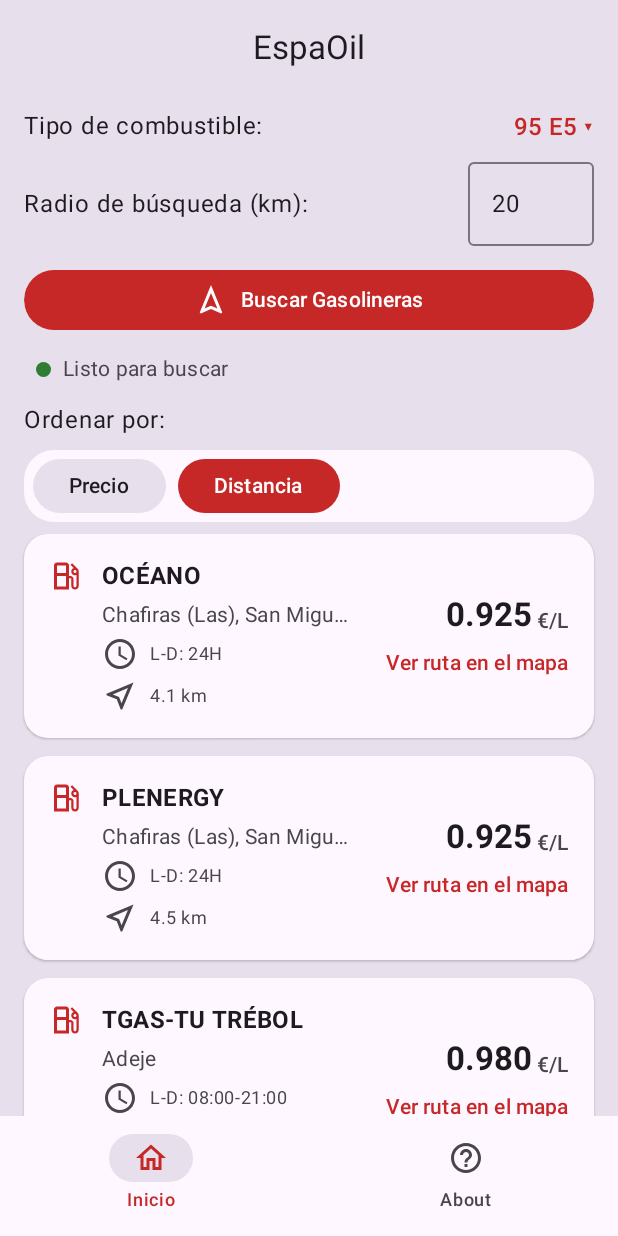
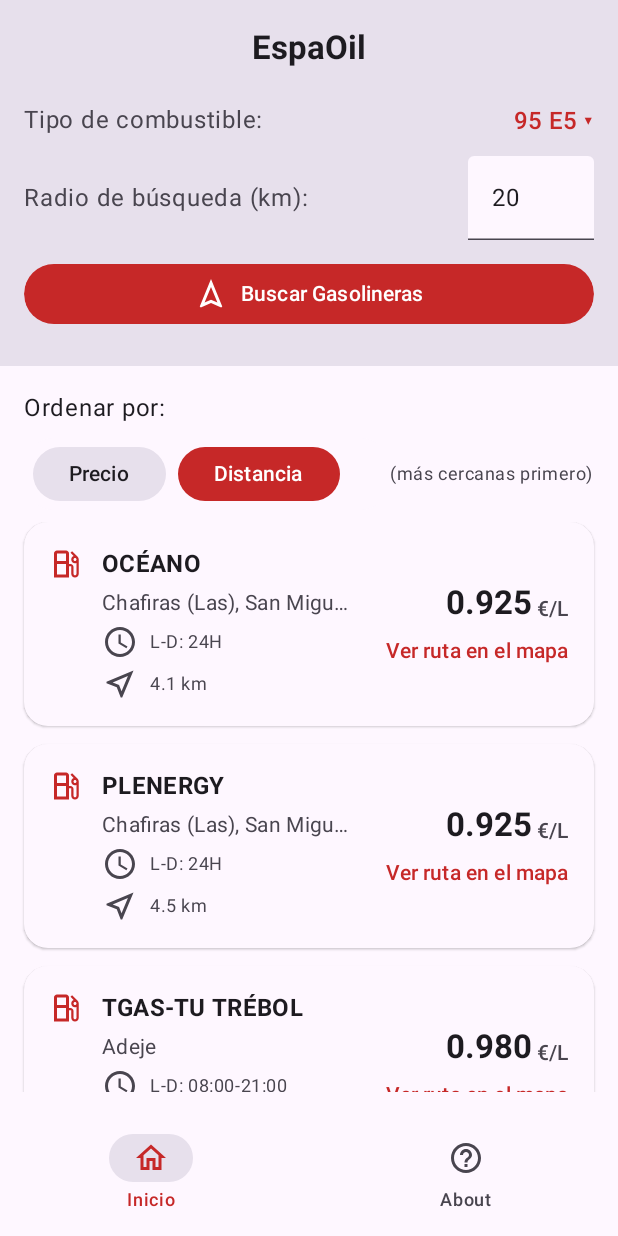
Before and after one commit to PC-922/espaoil-android, an Android app built with Jetpack Compose: the screen it shows after launch (MainActivity), after a tap on "Distancia", on a phone screen of 412 x 824 dp. Run offline under Robolectric (Android 15) with nearby library versions, the phone set to English and light mode, and no system bars; 3 other taps on this screen came first.

Commit message:
change backgrounds to look like iOS

```diff
--- a/app/src/main/java/com/pc922/espaoilandroid/ui/components/DistanceTextField.kt
+++ b/app/src/main/java/com/pc922/espaoilandroid/ui/components/DistanceTextField.kt
@@ -1,7 +1,10 @@
 package com.pc922.espaoilandroid.ui.components
 
 import androidx.compose.foundation.text.KeyboardOptions
-import androidx.compose.material3.OutlinedTextField
+import androidx.compose.material3.ExperimentalMaterial3Api
+import androidx.compose.material3.TextField
+import androidx.compose.material3.TextFieldDefaults
+import androidx.compose.material3.MaterialTheme
 import androidx.compose.material3.Text
 import androidx.compose.runtime.Composable
 import androidx.compose.runtime.remember
@@ -9,6 +12,7 @@ import androidx.compose.ui.Modifier
 import androidx.compose.ui.text.input.ImeAction
 import androidx.compose.ui.text.input.KeyboardType
 
+@OptIn(ExperimentalMaterial3Api::class)
 @Composable
 fun DistanceTextField(
     value: String,
@@ -17,7 +21,7 @@ fun DistanceTextField(
     showLabel: Boolean = true
 ) {
     val regex = remember { Regex("^[0-9]*\\.?[0-9]{0,2}$") } // admite decimales
-    OutlinedTextField(
+    TextField(
         value = value,
         onValueChange = { input ->
             if (input.isEmpty() || regex.matches(input)) onValueChange(input)
@@ -28,6 +32,10 @@ fun DistanceTextField(
         keyboardOptions = KeyboardOptions(
             keyboardType = KeyboardType.Decimal,
             imeAction = ImeAction.Done
+        ),
+        colors = TextFieldDefaults.colors(
+            focusedContainerColor = MaterialTheme.colorScheme.surface,
+            unfocusedContainerColor = MaterialTheme.colorScheme.surface
         )
     )
 }
--- a/app/src/main/java/com/pc922/espaoilandroid/ui/home/MyLocationSearchScreen.kt
+++ b/app/src/main/java/com/pc922/espaoilandroid/ui/home/MyLocationSearchScreen.kt
@@ -1,46 +1,29 @@
 package com.pc922.espaoilandroid.ui.home
 
+import androidx.compose.animation.AnimatedVisibility
 import androidx.compose.animation.Crossfade
-import androidx.compose.animation.AnimatedVisibility
 import androidx.compose.animation.fadeIn
 import androidx.compose.animation.fadeOut
 import androidx.compose.foundation.background
 import androidx.compose.foundation.clickable
-import androidx.compose.foundation.layout.Arrangement
-import androidx.compose.foundation.layout.Box
-import androidx.compose.foundation.layout.Column
-import androidx.compose.foundation.layout.PaddingValues
-import androidx.compose.foundation.layout.Row
-import androidx.compose.foundation.layout.Spacer
-import androidx.compose.foundation.layout.fillMaxSize
-import androidx.compose.foundation.layout.fillMaxWidth
-import androidx.compose.foundation.layout.height
-import androidx.compose.foundation.layout.padding
-import androidx.compose.foundation.layout.width
+import androidx.compose.foundation.layout.*
 import androidx.compose.foundation.lazy.LazyColumn
 import androidx.compose.foundation.lazy.items
+import androidx.compose.foundation.shape.RoundedCornerShape
 import androidx.compose.material.icons.Icons
 import androidx.compose.material.icons.outlined.Navigation
-import androidx.compose.material3.Button
-import androidx.compose.material3.ButtonDefaults
-import androidx.compose.material3.CenterAlignedTopAppBar
-import androidx.compose.material3.DropdownMenu
-import androidx.compose.material3.DropdownMenuItem
-import androidx.compose.material3.ExperimentalMaterial3Api
-import androidx.compose.material3.Icon
-import androidx.compose.material3.MaterialTheme
-import androidx.compose.material3.Scaffold
-import androidx.compose.material3.Text
-import androidx.compose.material3.TopAppBarDefaults
+import androidx.compose.material3.*
 import androidx.compose.runtime.Composable
+import androidx.compose.runtime.collectAsState
 import androidx.compose.runtime.getValue
 import androidx.compose.runtime.mutableStateOf
 import androidx.compose.runtime.remember
 import androidx.compose.runtime.setValue
-import androidx.compose.runtime.collectAsState
 import androidx.compose.ui.Alignment
 import androidx.compose.ui.Modifier
 import androidx.compose.ui.draw.clip
+import androidx.compose.ui.text.font.FontWeight
+import androidx.compose.ui.unit.Dp
 import androidx.compose.ui.unit.dp
 import androidx.lifecycle.viewmodel.compose.viewModel
 import androidx.lifecycle.viewmodel.initializer
@@ -75,12 +58,13 @@ fun MyLocationSearchRoute(
     Scaffold(
         topBar = {
             CenterAlignedTopAppBar(
-                title = { Text(state.title) },
+                title = { Text(state.title, fontWeight = FontWeight.Bold) },
                 colors = TopAppBarDefaults.centerAlignedTopAppBarColors(
                     containerColor = MaterialTheme.colorScheme.surfaceVariant
                 )
             )
-        }
+        },
+        containerColor = MaterialTheme.colorScheme.surfaceVariant
     ) { padding ->
         Content(
             state = state,
@@ -88,7 +72,8 @@ fun MyLocationSearchRoute(
             onRadiusChanged = vm::onRadiusChanged,
             onSearchClick = vm::search,
             onSortChange = vm::onSortOptionSelected,
-            modifier = modifier.padding(padding)
+            modifier = modifier,
+            innerPadding = padding
         )
     }
 }
@@ -100,24 +85,33 @@ private fun Content(
     onRadiusChanged: (String) -> Unit,
     onSearchClick: () -> Unit,
     onSortChange: (SortOption) -> Unit,
-    modifier: Modifier = Modifier
+    modifier: Modifier = Modifier,
+    innerPadding: PaddingValues
 ) {
     Column(
         modifier = modifier
             .fillMaxSize()
             .background(MaterialTheme.colorScheme.surfaceVariant)
-            .padding(horizontal = 16.dp)
     ) {
-        Spacer(Modifier.height(8.dp))
+        // Top insets from Scaffold and reduced spacing under title
+        Spacer(Modifier.height(innerPadding.calculateTopPadding()))
+        Spacer(Modifier.height(4.dp))
+
+        Box(modifier = Modifier.padding(horizontal = 16.dp)) {
             Header(
                 state = state,
                 onFuelTypeSelected = onFuelTypeSelected,
                 onRadiusChanged = onRadiusChanged,
                 onSearchClick = onSearchClick
             )
+        }
 
         Spacer(Modifier.height(12.dp))
+        if (state.authorizationState != AuthorizationState.AUTHORIZED) {
+            Box(modifier = Modifier.padding(horizontal = 16.dp)) {
                 StatusRow(state)
+            }
+        }
 
         Spacer(Modifier.height(12.dp))
 
@@ -128,11 +122,12 @@ private fun Content(
             when {
                 loadingLocation -> LoadingLocationView()
                 loadingStations -> LoadingStationsView()
-                state.locationErrorMessage != null -> ErrorView(state.locationErrorMessage)
-                state.stationsErrorMessage != null -> ErrorView(state.stationsErrorMessage)
+                state.locationErrorMessage != null -> ErrorView(state.locationErrorMessage!!)
+                state.stationsErrorMessage != null -> ErrorView(state.stationsErrorMessage!!)
                 hasResults -> ResultsList(
                     state = state,
-                    onSortChange = onSortChange
+                    onSortChange = onSortChange,
+                    bottomInset = innerPadding.calculateBottomPadding()
                 )
                 else -> EmptyView()
             }
@@ -226,11 +221,18 @@ private fun StatusRow(state: MyLocationSearchUiState) {
 }
 
 @Composable
-private fun ResultsList(
+private fun ColumnScope.ResultsList(
     state: MyLocationSearchUiState,
-    onSortChange: (SortOption) -> Unit
+    onSortChange: (SortOption) -> Unit,
+    bottomInset: Dp
 ) {
-    Column {
+    Surface(
+        color = MaterialTheme.colorScheme.surface,
+        shape = RoundedCornerShape(0.dp),
+        shadowElevation = 0.dp,
+        modifier = Modifier.weight(1f)
+    ) {
+        Column(modifier = Modifier.padding(start = 16.dp, end = 16.dp, top = 16.dp, bottom = 16.dp + bottomInset)) {
             Text("Ordenar por:", style = MaterialTheme.typography.bodyLarge)
             Spacer(Modifier.height(8.dp))
             Row(modifier = Modifier.fillMaxWidth(), verticalAlignment = Alignment.CenterVertically) {
@@ -239,8 +241,12 @@ private fun ResultsList(
                     onSelected = onSortChange,
                     modifier = Modifier.weight(1f)
                 )
-            AnimatedVisibility(visible = state.sortOption == SortOption.PRICE, enter = fadeIn(), exit = fadeOut()) {
-                Text("(más baratas primero)", color = MaterialTheme.colorScheme.onSurfaceVariant, style = MaterialTheme.typography.bodySmall)
+                val helperText = when (state.sortOption) {
+                    SortOption.PRICE -> "(más baratas primero)"
+                    SortOption.DISTANCE -> "(más cercanas primero)"
+                }
+                AnimatedVisibility(visible = true, enter = fadeIn(), exit = fadeOut()) {
+                    Text(helperText, color = MaterialTheme.colorScheme.onSurfaceVariant, style = MaterialTheme.typography.bodySmall)
                 }
             }
             Spacer(Modifier.height(8.dp))
@@ -251,6 +257,7 @@ private fun ResultsList(
             ) {
                 items(state.stations, key = { it.id }) { station ->
                     GasStationRow(station = station, modifier = Modifier.fillMaxWidth())
+                }
             }
         }
     }
```
Also changed, not shown: 1 other file. Lines whose indentation alone changed are shown as unchanged.
